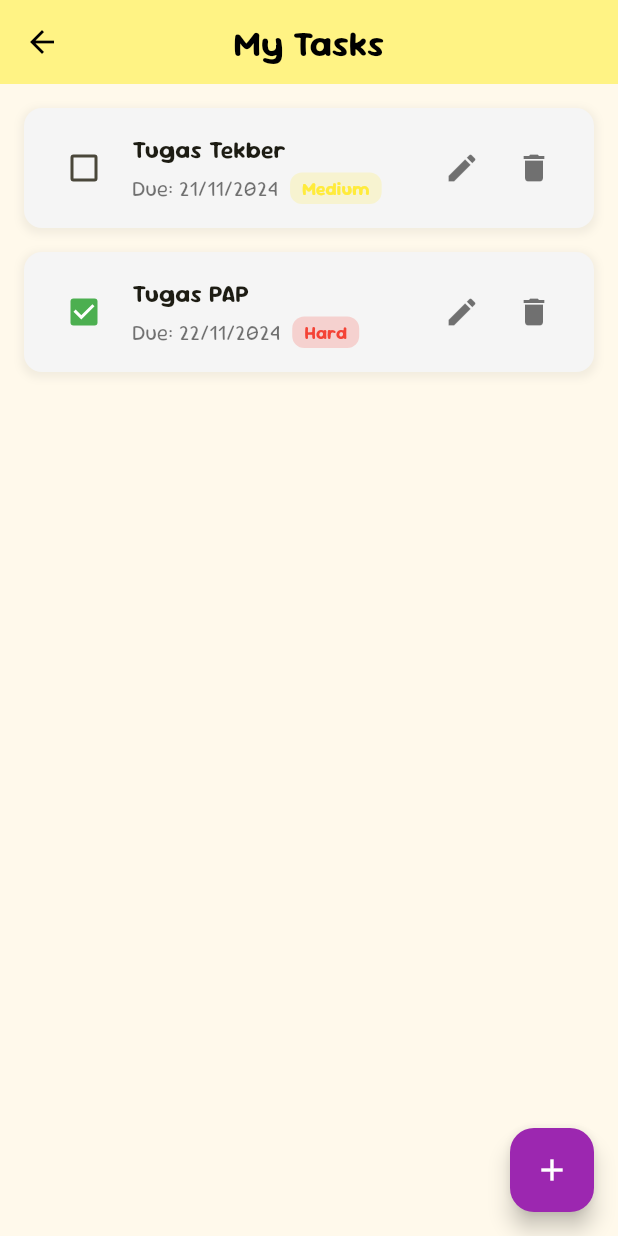
After one commit to farrelputras/fp_tekber_kel4_notes, a Flutter app: the MyAppScreen screen opened directly, after a tap on "My Task", on a phone screen of 412 x 824 dp. The commit adds this screen. Run offline on Flutter 3.47's test engine with Material 3 defaults, Android fonts, the phone set to English and light mode, and no system bars; our stand-ins replace get.

Commit message:
add My Tasks screen

```diff
--- /dev/null
+++ b/lib/screens/my_task_screen.dart
@@ -0,0 +1,173 @@
+import 'package:flutter/material.dart';
+
+class MyTaskScreen extends StatelessWidget {
+  const MyTaskScreen({super.key});
+
+  @override
+  Widget build(BuildContext context) {
+    return Scaffold(
+      appBar: AppBar(
+        backgroundColor: const Color.fromARGB(255, 255, 243, 132),
+        elevation: 0,
+        leading: IconButton(
+          icon: const Icon(Icons.arrow_back, color: Colors.black),
+          onPressed: () {
+            Navigator.pop(context);
+          },
+        ),
+        title: const Text(
+          'My Tasks',
+          style: TextStyle(
+            color: Colors.black,
+            fontSize: 24,
+            fontWeight: FontWeight.bold,
+          ),
+        ),
+        centerTitle: true,
+      ),
+      body: Padding(
+        padding: const EdgeInsets.all(16.0),
+        child: Column(
+          children: [
+            // Task 1
+            TaskCard(
+              title: "Tugas Tekber",
+              dueDate: "21/11/2024",
+              priority: "Medium",
+              priorityColor: Colors.yellow,
+              isCompleted: false,
+            ),
+            const SizedBox(height: 16),
+            // Task 2
+            TaskCard(
+              title: "Tugas PAP",
+              dueDate: "22/11/2024",
+              priority: "Hard",
+              priorityColor: Colors.red,
+              isCompleted: true,
+            ),
+          ],
+        ),
+      ),
+      floatingActionButton: FloatingActionButton(
+        onPressed: () {
+          // Tambahkan fungsi untuk menambah tugas
+        },
+        backgroundColor: Colors.purple,
+        child: const Icon(Icons.add, color: Colors.white),
+      ),
+    );
+  }
+}
+
+class TaskCard extends StatelessWidget {
+  final String title;
+  final String dueDate;
+  final String priority;
+  final Color priorityColor;
+  final bool isCompleted;
+
+  const TaskCard({
+    super.key,
+    required this.title,
+    required this.dueDate,
+    required this.priority,
+    required this.priorityColor,
+    required this.isCompleted,
+  });
+
+  @override
+  Widget build(BuildContext context) {
+    return Container(
+      padding: const EdgeInsets.all(16.0),
+      decoration: BoxDecoration(
+        color: Colors.grey.shade100,
+        borderRadius: BorderRadius.circular(12),
+        boxShadow: [
+          BoxShadow(
+            color: Colors.black.withOpacity(0.05),
+            spreadRadius: 2,
+            blurRadius: 4,
+            offset: const Offset(0, 2),
+          ),
+        ],
+      ),
+      child: Row(
+        children: [
+          // Checkbox
+          Checkbox(
+            value: isCompleted,
+            activeColor: Colors.green,
+            onChanged: (bool? value) {
+              // Tambahkan logika untuk update status tugas
+            },
+          ),
+          const SizedBox(width: 8),
+          // Task Info
+          Expanded(
+            child: Column(
+              crossAxisAlignment: CrossAxisAlignment.start,
+              children: [
+                Text(
+                  title,
+                  style: const TextStyle(
+                    fontSize: 16,
+                    fontWeight: FontWeight.bold,
+                  ),
+                ),
+                const SizedBox(height: 4),
+                Row(
+                  children: [
+                    Text(
+                      "Due: $dueDate",
+                      style: const TextStyle(
+                        fontSize: 14,
+                        color: Colors.black54,
+                      ),
+                    ),
+                    const SizedBox(width: 8),
+                    Container(
+                      padding: const EdgeInsets.symmetric(
+                        horizontal: 8,
+                        vertical: 2,
+                      ),
+                      decoration: BoxDecoration(
+                        color: priorityColor.withOpacity(0.2),
+                        borderRadius: BorderRadius.circular(8),
+                      ),
+                      child: Text(
+                        priority,
+                        style: TextStyle(
+                          fontSize: 12,
+                          color: priorityColor,
+                          fontWeight: FontWeight.bold,
+                        ),
+                      ),
+                    ),
+                  ],
+                ),
+              ],
+            ),
+          ),
+          // Edit & Delete Icons
+          Row(
+            children: [
+              IconButton(
+                icon: const Icon(Icons.edit, color: Colors.black54),
+                onPressed: () {
+                  // Tambahkan fungsi edit tugas
+                },
+              ),
+              IconButton(
+                icon: const Icon(Icons.delete, color: Colors.black54),
+                onPressed: () {
+                  // Tambahkan fungsi hapus tugas
+                },
+              ),
+            ],
+          ),
+        ],
+      ),
+    );
+  }
+}
--- a/lib/screens/myapp_screen.dart
+++ b/lib/screens/myapp_screen.dart
@@ -1,6 +1,7 @@
 import 'package:flutter/material.dart';
 import 'quicknotes.dart'; // Impor halaman Quick Notes
 import 'my_folder_screen.dart'; // Impor halaman My Folder
+import 'my_task_screen.dart'; // Impor halaman My Task
 
 class MyAppScreen extends StatelessWidget {
   const MyAppScreen({super.key});
@@ -129,7 +130,14 @@ class MyAppScreen extends StatelessWidget {
             const SizedBox(height: 16),
 
             // My Task Card
-            Container(
+            GestureDetector(
+              onTap: () {
+                Navigator.push(
+                  context,
+                  MaterialPageRoute(builder: (context) => const MyTaskScreen()),
+                );
+              },
+              child: Container(
                 padding: const EdgeInsets.all(16.0),
                 decoration: BoxDecoration(
                   color: Colors.grey.shade100,
@@ -184,6 +192,8 @@ class MyAppScreen extends StatelessWidget {
                   ],
                 ),
               ),
+            ),
+
             const SizedBox(height: 16),
 
             // My Folder Card
```
Lines whose indentation alone changed are shown as unchanged.
